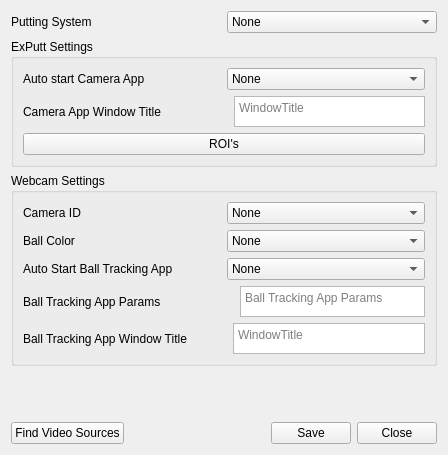
This is src/PuttingForm.ui in springbok/MLM2PRO-GSPro-Connector as Qt 5 draws it before an edit. The edited form follows.
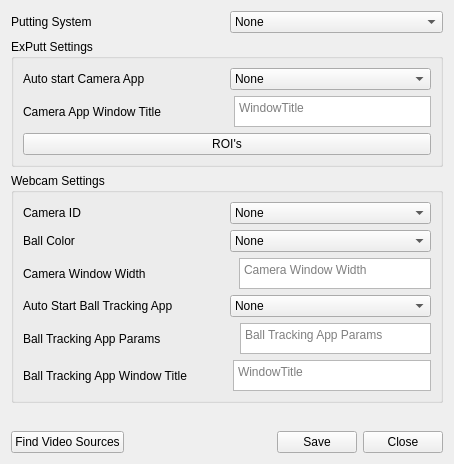
This is the edited form.

Commit message: Add camera window width

What changed in the file:
```diff
--- a/src/PuttingForm.ui
+++ b/src/PuttingForm.ui
@@ -9,14 +9,14 @@
    <rect>
     <x>0</x>
     <y>0</y>
-    <width>448</width>
-    <height>455</height>
+    <width>454</width>
+    <height>464</height>
    </rect>
   </property>
   <property name="windowTitle">
    <string>Putting Settings</string>
   </property>
-  <layout class="QVBoxLayout" name="verticalLayout_4">
+  <layout class="QHBoxLayout" name="horizontalLayout">
    <item>
     <layout class="QVBoxLayout" name="verticalLayout_10">
      <property name="sizeConstraint">
@@ -190,6 +190,48 @@
               </item>
              </layout>
             </item>
+            <item>
+             <layout class="QHBoxLayout" name="horizontalLayout_12">
+              <item>
+               <widget class="QLabel" name="webcam_window_width_label">
+                <property name="text">
+                 <string>Camera Window Width                          </string>
+                </property>
+               </widget>
+              </item>
+              <item>
+               <widget class="QPlainTextEdit" name="webcam_putting_width_edit">
+                <property name="sizePolicy">
+                 <sizepolicy hsizetype="Expanding" vsizetype="Maximum">
+                  <horstretch>0</horstretch>
+                  <verstretch>0</verstretch>
+                 </sizepolicy>
+                </property>
+                <property name="maximumSize">
+                 <size>
+                  <width>16777215</width>
+                  <height>31</height>
+                 </size>
+                </property>
+                <property name="toolTip">
+                 <string>Window Title</string>
+                </property>
+                <property name="verticalScrollBarPolicy">
+                 <enum>Qt::ScrollBarAsNeeded</enum>
+                </property>
+                <property name="tabChangesFocus">
+                 <bool>true</bool>
+                </property>
+                <property name="lineWrapMode">
+                 <enum>QPlainTextEdit::WidgetWidth</enum>
+                </property>
+                <property name="placeholderText">
+                 <string>Camera Window Width</string>
+                </property>
+               </widget>
+              </item>
+             </layout>
+            </item>
             <item>
              <layout class="QHBoxLayout" name="horizontalLayout_7">
               <item>
```
The commit also changes 1 other file.
